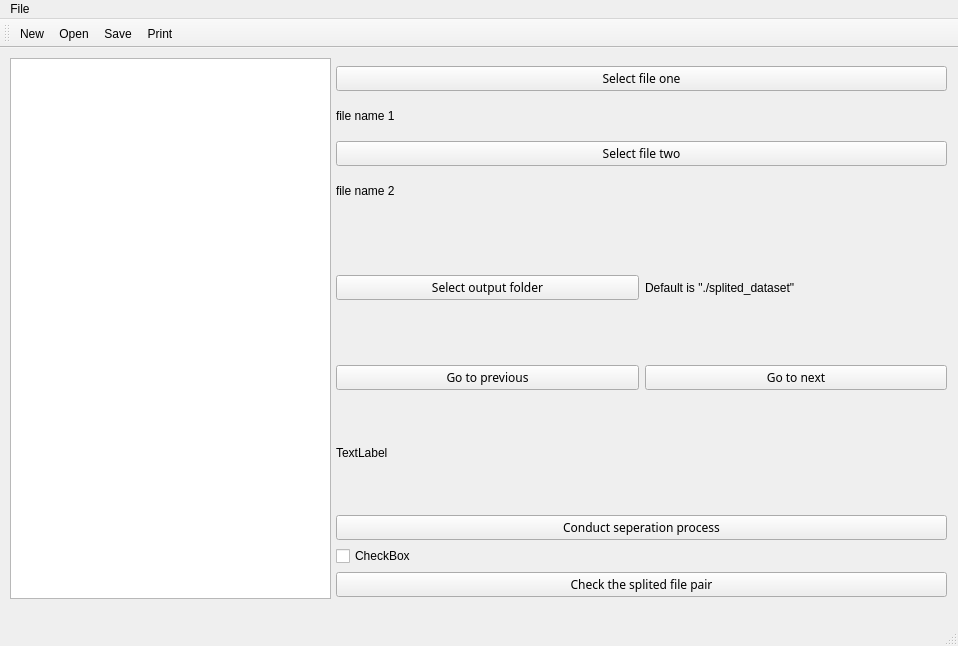
This is dependency analysis/mainwindow.ui in PacteraEDGE-UIF-Tool/datacompy as Qt 5 draws it before an edit. The edited form follows.
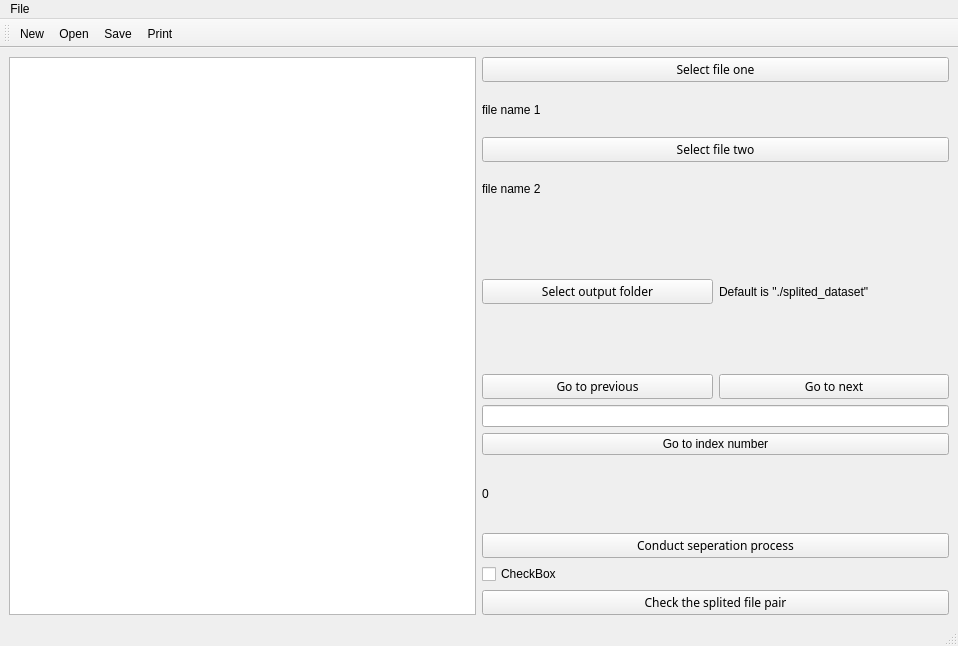
This is the edited form. Icons and pictures are not drawn.

What changed in the file:
```diff
--- a/dependency analysis/mainwindow.ui
+++ b/dependency analysis/mainwindow.ui
@@ -17,25 +17,14 @@
    <bool>false</bool>
   </property>
   <widget class="QWidget" name="centralwidget">
-   <widget class="QTreeView" name="treeView">
-    <property name="geometry">
-     <rect>
-      <x>10</x>
-      <y>10</y>
-      <width>321</width>
-      <height>541</height>
-     </rect>
-    </property>
-   </widget>
-   <widget class="QWidget" name="verticalLayoutWidget_3">
-    <property name="geometry">
-     <rect>
-      <x>336</x>
-      <y>18</y>
-      <width>611</width>
-      <height>531</height>
-     </rect>
-    </property>
+   <layout class="QHBoxLayout" name="horizontalLayout_5">
+    <item>
+     <widget class="QTreeView" name="treeView"/>
+    </item>
+    <item>
+     <layout class="QHBoxLayout" name="horizontalLayout_4"/>
+    </item>
+    <item>
     <layout class="QVBoxLayout" name="verticalLayout_4">
      <item>
       <layout class="QHBoxLayout" name="horizontalLayout_2">
@@ -136,10 +125,20 @@
          </item>
         </layout>
        </item>
+        <item>
+         <widget class="QLineEdit" name="lineEdit"/>
+        </item>
+        <item>
+         <widget class="QPushButton" name="pushButton_8">
+          <property name="text">
+           <string>Go to index number</string>
+          </property>
+         </widget>
+        </item>
        <item>
         <widget class="QLabel" name="label_3">
          <property name="text">
-          <string>TextLabel</string>
+           <string>0</string>
          </property>
         </widget>
        </item>
@@ -178,7 +177,8 @@
       </widget>
      </item>
     </layout>
-   </widget>
+    </item>
+   </layout>
   </widget>
   <widget class="QMenuBar" name="menubar">
    <property name="geometry">
```
Left out of the diff: 2 changed lines with no effect on the pictures. Lines whose indentation alone changed are shown as unchanged.
